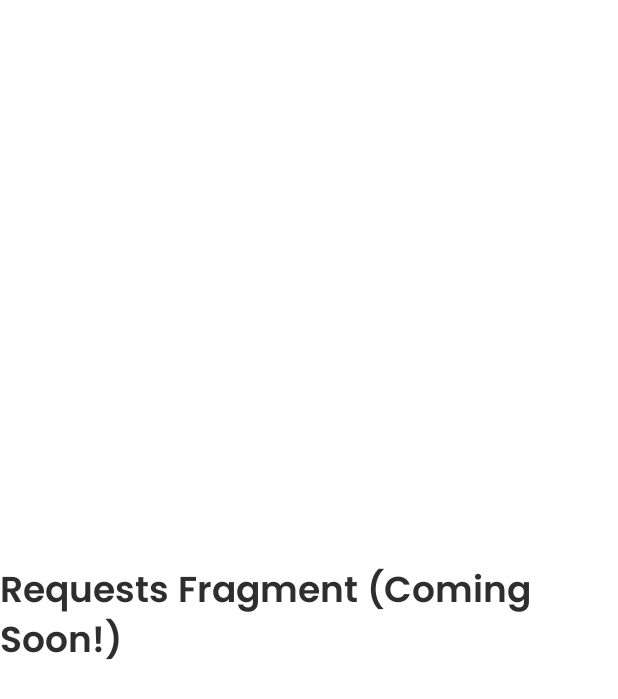
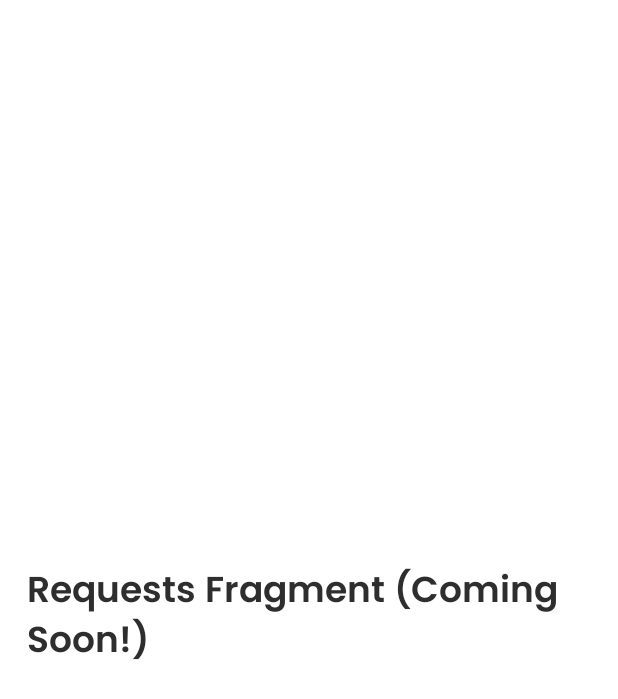
Before and after one commit to Jamibhel/Book-up, an Android app: the fragment RequestsFragment shown on its own in the app's theme, on a phone screen of 412 x 824 dp. Shown: the top 699 px of the screen. Run offline under Robolectric (Android 15) with nearby library versions, the phone set to English and light mode, and no system bars.

Commit message:
Update fragment_requests.xml

```diff
--- a/app/src/main/res/layout/fragment_requests.xml
+++ b/app/src/main/res/layout/fragment_requests.xml
@@ -4,6 +4,7 @@
     android:layout_width="match_parent"
     android:layout_height="match_parent"
     android:background="?attr/colorSurface"
+    android:padding="18dp"
     tools:context=".fragments.RequestsFragment">
 
     <TextView
```
